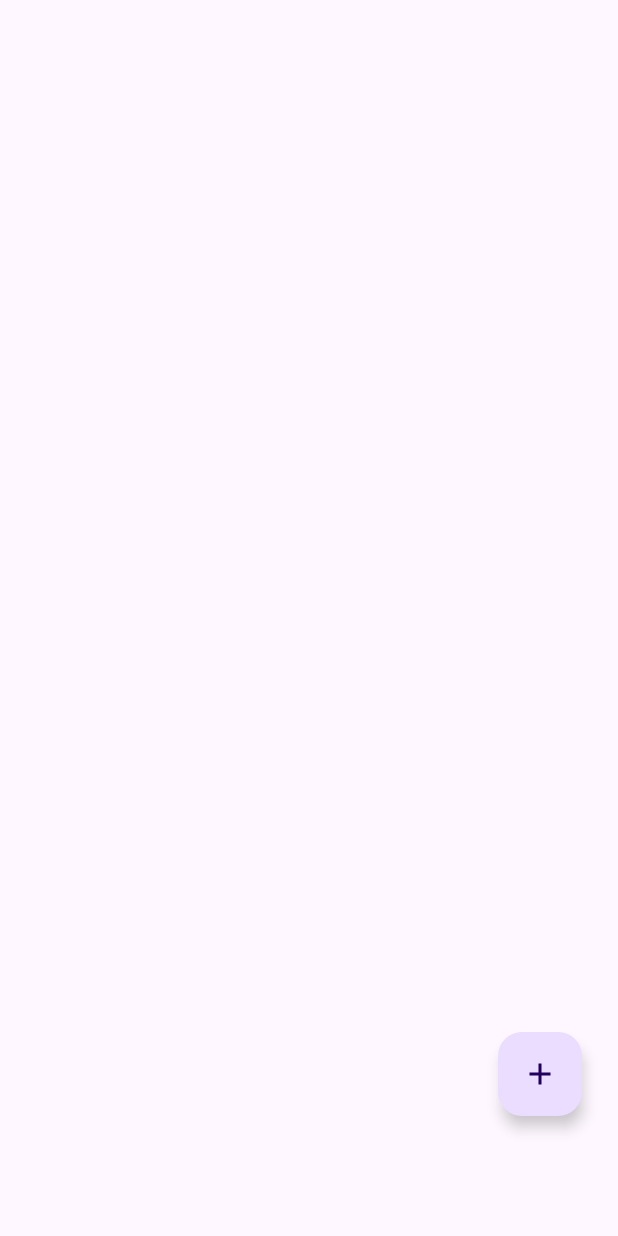
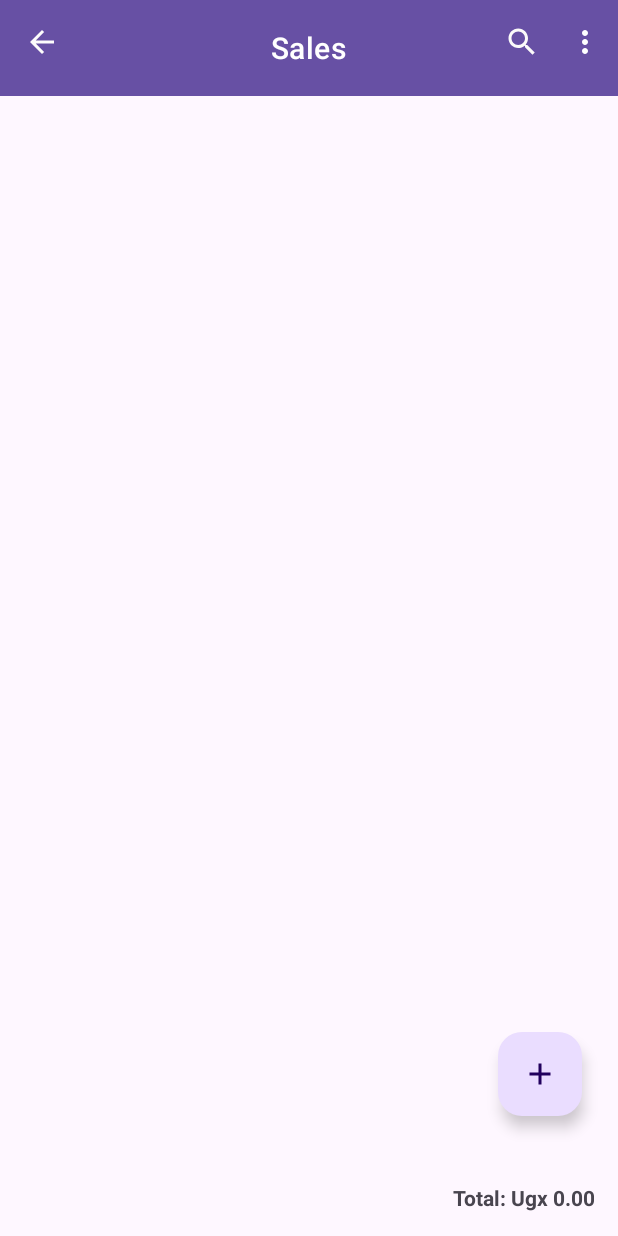
Before and after one commit to nathantugume/ErpApp, an Android app: the SalesActivity screen opened directly, with no data from a screen before it, on a phone screen of 412 x 824 dp. Run offline under Robolectric (Android 15) with nearby library versions, the phone set to English and light mode, and no system bars; our stand-ins replace Firebase (no records; nobody signed in at launch, a user with empty details on screens opened directly); libraries missing offline, so code that uses them is left out: com.journeyapps.barcodescanner.

Commit message:
updated sales totals

```diff
--- a/app/src/main/res/layout/activity_sales.xml
+++ b/app/src/main/res/layout/activity_sales.xml
@@ -6,9 +6,29 @@
     android:layout_width="match_parent"
     android:layout_height="match_parent"
     tools:context=".ui.sales.SalesActivity">
+    <!-- Top app bar -->
+    <com.google.android.material.appbar.AppBarLayout
+        android:layout_width="match_parent"
+        android:layout_height="wrap_content"
+        android:id="@+id/topbarLayout"
+        app:liftOnScroll="true">
+
+        <com.google.android.material.appbar.MaterialToolbar
+            android:id="@+id/topAppBar"
+            android:layout_width="match_parent"
+            android:layout_height="?attr/actionBarSize"
+            app:title="Sales"
+            app:titleCentered="true"
+            app:layout_scrollFlags="scroll|enterAlways"
+            app:menu="@menu/top_app_bar"
+            app:navigationIcon="@drawable/back"
+            style="@style/Widget.MaterialComponents.Toolbar.Primary" />
+
+    </com.google.android.material.appbar.AppBarLayout>
 
 
     <androidx.recyclerview.widget.RecyclerView
+        android:layout_below="@+id/topbarLayout"
         android:id="@+id/recyclerView"
         android:layout_width="match_parent"
         android:layout_height="match_parent"
@@ -23,7 +43,6 @@
         android:layout_height="wrap_content"
         android:layout_alignParentBottom="true"
         android:padding="16dp"
-        android:visibility="gone"
         android:text="Total: Ugx 0.00"
         android:textStyle="bold"
         android:gravity="end"/>
```
Also changed, not shown: app/src/main/java/com/example/erpapp/adapters/SalesProductAdapter.java (+14 -28 lines), app/src/main/java/com/example/erpapp/ui/sales/SalesActivity.java (+122 -61 lines), app/src/main/res/layout/item_sales_product.xml (+13 -18 lines).
